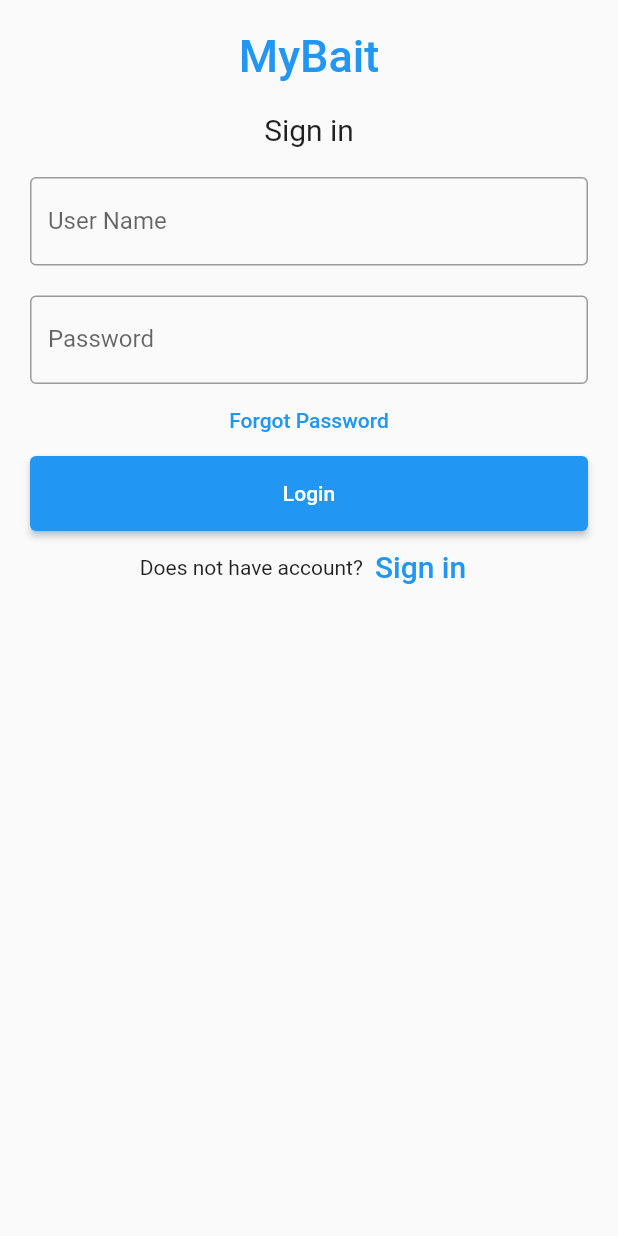
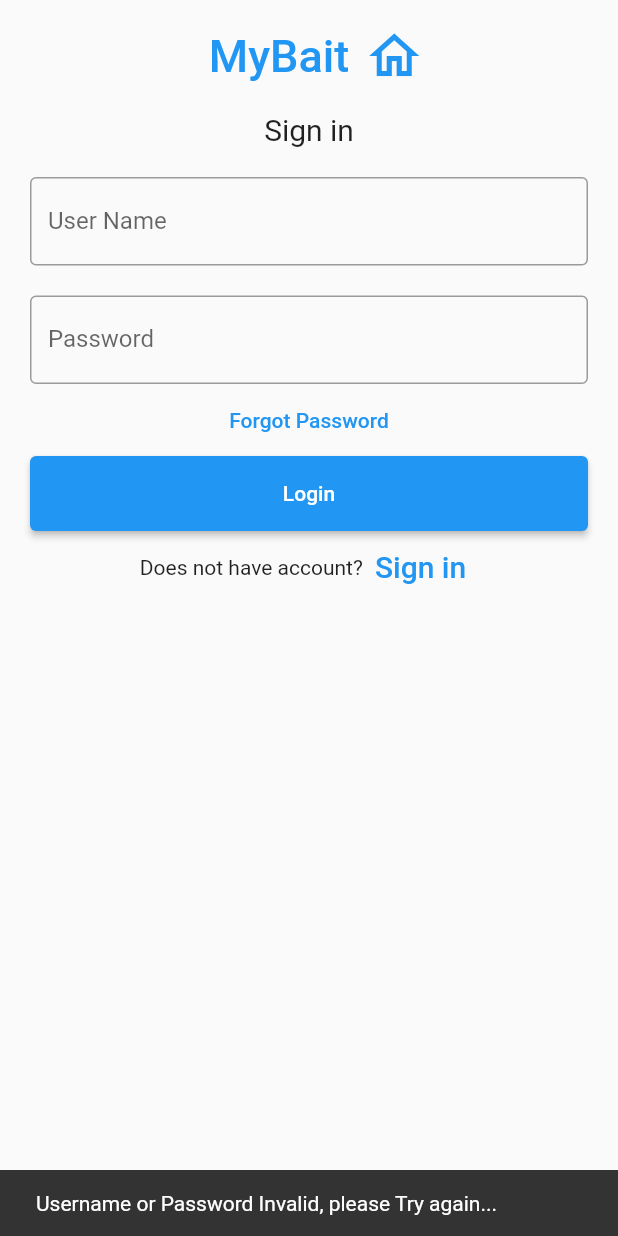
Before and after one commit to LiranFain22/MyBait-Final-Project, a Flutter app: the screen it shows after launch, after a tap on "Login", on a phone screen of 412 x 824 dp. Run offline on Flutter 3.47's test engine with Material 2 defaults, Android fonts, the phone set to English and light mode, and no system bars.

Commit message:
Added Manager and Tenant Menu screens

```diff
--- a/lib/main.dart
+++ b/lib/main.dart
@@ -1,22 +1,24 @@
 import 'package:flutter/material.dart';
+import 'package:mybait/screens/overview_manager_screen.dart';
+import 'package:mybait/screens/overview_tenant_screen.dart';
 
 import './screens/login_screen.dart';
 
 void main() {
-  runApp(const MyApp());
+  runApp(MyApp());
 }
 
 class MyApp extends StatelessWidget {
-  const MyApp({super.key});
 
 
   @override
   Widget build(BuildContext context) {
-    return const MaterialApp(
+    return  MaterialApp(
       title: 'MyBait',
       home: LoginScreen(),
       routes: {
-        // todo: implement each screen here with 'routeName'
+        OverviewManagerScreen.routeName: (context) => OverviewManagerScreen(),
+        OverviewTenantScreen.routeName: (context) => OverviewTenantScreen(),
       },
     );
   }
--- a/lib/screens/login_screen.dart
+++ b/lib/screens/login_screen.dart
@@ -1,7 +1,8 @@
 import 'package:flutter/material.dart';
+import 'package:mybait/screens/overview_manager_screen.dart';
 
 class LoginScreen extends StatefulWidget {
-  const LoginScreen({super.key});
+  static const routeName = '/login';
 
   @override
   State<LoginScreen> createState() => _LoginScreenState();
@@ -11,12 +12,22 @@ class _LoginScreenState extends State<LoginScreen> {
   TextEditingController nameController = TextEditingController();
   TextEditingController passwordController = TextEditingController();
 
+  bool checkLogin(TextEditingController nameController, TextEditingController passwordController) {
+    if (nameController.text == 'admin' && passwordController.text == 'admin') {
+      return true;
+    }
+    return false;
+  }
+
   @override
   Widget build(BuildContext context) {
     return Scaffold(
       body: Padding(
         padding: const EdgeInsets.all(10),
         child: ListView(
+          children: [
+            Row(
+              mainAxisAlignment: MainAxisAlignment.center,
               children: [
                 Container(
                   alignment: Alignment.center,
@@ -29,6 +40,13 @@ class _LoginScreenState extends State<LoginScreen> {
                       fontSize: 30,
                     ),
                   ),
+                ),
+                const Icon(
+                  Icons.home_outlined,
+                  color: Colors.blue,
+                  size: 40,
+                )
+              ],
             ),
             Container(
               alignment: Alignment.center,
@@ -71,8 +89,25 @@ class _LoginScreenState extends State<LoginScreen> {
                 child: ElevatedButton(
                   child: const Text('Login'),
                   onPressed: () {
-                    print(nameController.text);
-                    print(passwordController.text);
+                    if(checkLogin(nameController, passwordController)) {
+                      ScaffoldMessenger.of(context).hideCurrentSnackBar();
+                      ScaffoldMessenger.of(context).showSnackBar(
+                        const SnackBar(
+                          content: Text('Login successful!'),
+                          duration: Duration(seconds: 2),
+                        )
+                      );
+                      Navigator.pushNamed(context, OverviewManagerScreen.routeName);
+                    } else {
+                      // todo: message with username or password invalid
+                      ScaffoldMessenger.of(context).hideCurrentSnackBar();
+                      ScaffoldMessenger.of(context).showSnackBar(
+                        const SnackBar(
+                          content: Text('Username or Password Invalid, please Try again...'),
+                          duration: Duration(seconds: 3),
+                        )
+                      );
+                    }
                   },
                 )),
             Row(
```
Also changed, not shown: lib/screens/overview_manager_screen.dart (added, +84 -0 lines), lib/screens/overview_tenant_screen.dart (added, +84 -0 lines), lib/widgets/app_drawer.dart (added, +27 -0 lines). Lines whose indentation alone changed are shown as unchanged.
